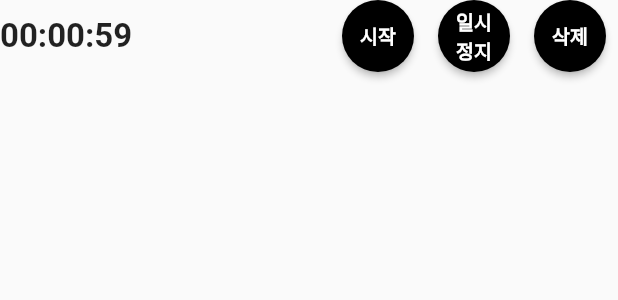
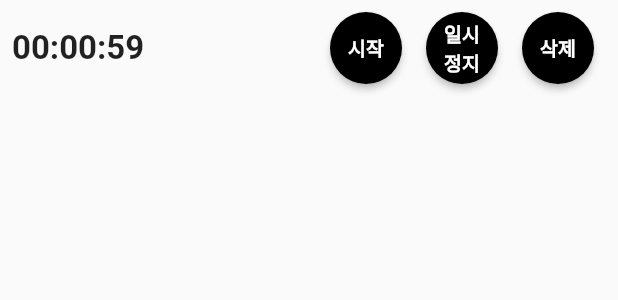
Before and after one commit to Raonshi/self_noti, a Flutter app: the TimerListItem widget shown alone on an empty page, opened directly with empty values, after a tap on "시작", on a phone screen of 412 x 824 dp. Shown: the top 300 px of the screen. Run offline on Flutter 3.47's test engine with Material 2 defaults, Android fonts, the light colour scheme and no system bars; our stand-ins replace circular_countdown_timer, flutter_local_notifications, freezed_annotation, shared_preferences, timezone; accounts and stored records are empty.

Commit message:
improve timer list

```diff
--- a/lib/src/timer/components/timer_list_item.dart
+++ b/lib/src/timer/components/timer_list_item.dart
@@ -32,7 +32,15 @@ class TimerListItemState extends State<TimerListItem> {
 
   @override
   Widget build(BuildContext context) {
-    return Row(
+    return DecoratedBox(
+      decoration: BoxDecoration(
+        color: state == TimerState.idle && currentTime.inSeconds == 0
+            ? Theme.of(context).colorScheme.tertiary
+            : Colors.transparent,
+      ),
+      child: Padding(
+        padding: const EdgeInsets.all(8.0),
+        child: Row(
           children: [
             Text(timerText, style: titleMediumStyle),
             const Spacer(),
@@ -40,6 +48,9 @@ class TimerListItemState extends State<TimerListItem> {
               style: ElevatedButton.styleFrom(
                 shape: const CircleBorder(),
                 fixedSize: const Size(48, 48),
+                backgroundColor: state == TimerState.counting
+                    ? Theme.of(context).colorScheme.secondary
+                    : Theme.of(context).colorScheme.primary,
               ),
               onPressed: onStart,
               child: Text('시작', style: buttonTextSmallStyle),
@@ -48,6 +59,9 @@ class TimerListItemState extends State<TimerListItem> {
               style: ElevatedButton.styleFrom(
                 shape: const CircleBorder(),
                 fixedSize: const Size(48, 48),
+                backgroundColor: state == TimerState.paused
+                    ? Theme.of(context).colorScheme.error
+                    : Theme.of(context).colorScheme.primary,
               ),
               onPressed: onStop,
               child: Text('일시\n정지', style: buttonTextSmallStyle),
@@ -64,6 +78,8 @@ class TimerListItemState extends State<TimerListItem> {
               ),
             ),
           ],
+        ),
+      ),
     );
   }
 
@@ -72,13 +88,15 @@ class TimerListItemState extends State<TimerListItem> {
   }
 
   void onStart() {
+    setState(() {
+      state = TimerState.counting;
+    });
     _timer = Timer.periodic(const Duration(seconds: 1), (timer) {
       setState(() {
         if (initialTime.inSeconds - timer.tick <= 0) {
           state = TimerState.idle;
           timer.cancel();
         }
-        state = TimerState.counting;
 
         currentTime = Duration(seconds: initialTime.inSeconds - timer.tick);
         timerText = _getTime();
@@ -87,8 +105,10 @@ class TimerListItemState extends State<TimerListItem> {
   }
 
   void onStop() {
+    setState(() {
       initialTime = currentTime;
       state = TimerState.paused;
       _timer.cancel();
+    });
   }
 }
```
Also changed, not shown: lib/src/timer/page.dart (+6 -9 lines), lib/style/styles.dart (+8 -0 lines). Lines whose indentation alone changed are shown as unchanged.
